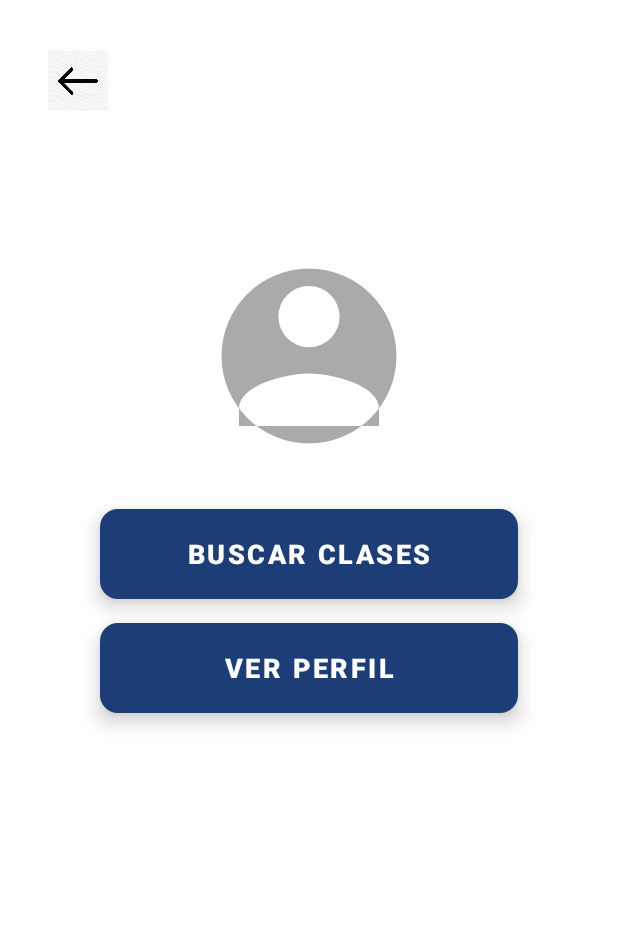
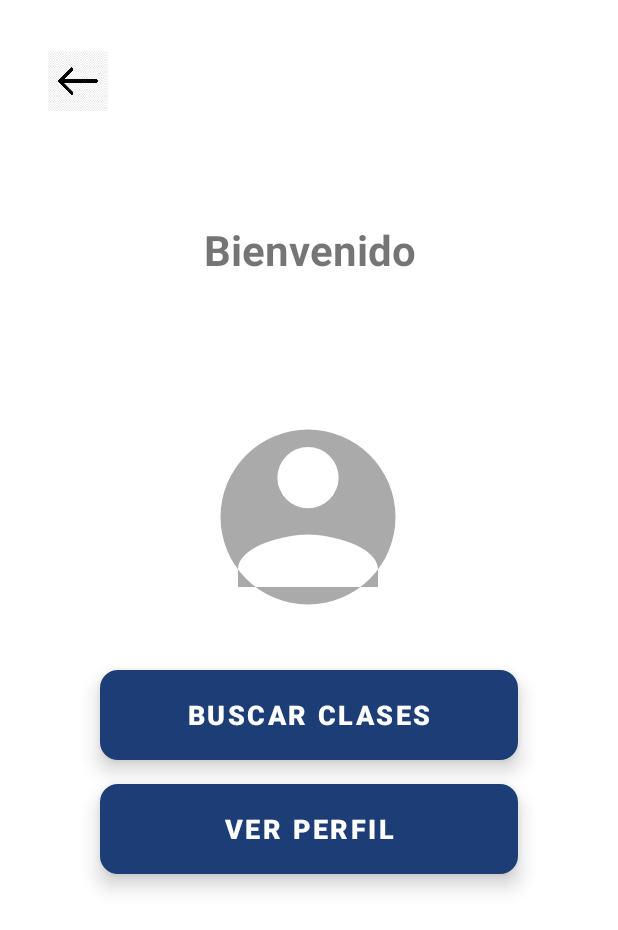
Before and after one commit to francisrojass/ClasesParticularesApk, an Android app built with Jetpack Compose: the StudentHomeActivity screen opened directly, with no data from a screen before it, on a phone screen of 412 x 824 dp. Shown: the top 930 px of the screen. Run offline under Robolectric (Android 15) with nearby library versions, the phone set to English and light mode, and no system bars; our stand-ins replace Firebase (no records; nobody signed in at launch, a user with empty details on screens opened directly).

```diff
--- a/app/src/main/java/com/example/clasesparticularesapp/ui/student/StudentHomeActivity.kt
+++ b/app/src/main/java/com/example/clasesparticularesapp/ui/student/StudentHomeActivity.kt
@@ -5,64 +5,107 @@ import android.os.Bundle
 import android.widget.Button
 import android.widget.ImageButton
 import android.widget.ImageView
+import android.widget.TextView // Importa TextView
 import androidx.appcompat.app.AppCompatActivity
 import com.bumptech.glide.Glide
 import com.example.clasesparticularesapp.R
 import com.google.firebase.auth.FirebaseAuth
 import com.google.firebase.firestore.FirebaseFirestore
-
+import android.util.Log // Importa Log
 
 class StudentHomeActivity : AppCompatActivity() {
 
+    private lateinit var tvBienvenida: TextView // Declara el TextView para la bienvenida
     private lateinit var imagenPerfil: ImageView
     private lateinit var btnBuscarClases: Button
     private lateinit var btnPerfil: Button
-    private lateinit var backButton: ImageButton // Declara la variable para el botón de retroceso
+    private lateinit var backButton: ImageButton
 
     private val db = FirebaseFirestore.getInstance()
-    private val uid = FirebaseAuth.getInstance().currentUser?.uid
+    private val auth = FirebaseAuth.getInstance() // Usa auth para obtener el UID
+    private val uid = auth.currentUser?.uid // Obtén el UID aquí
 
     override fun onCreate(savedInstanceState: Bundle?) {
         super.onCreate(savedInstanceState)
         setContentView(R.layout.activity_student_home)
+        Log.d("StudentHomeActivity", "onCreate() llamado") // Log para depuración
 
+        tvBienvenida = findViewById(R.id.tvBienvenidaEstudiante) // Inicializa el TextView
         imagenPerfil = findViewById(R.id.imagenPerfil)
         btnBuscarClases = findViewById(R.id.btnBuscarClases)
         btnPerfil = findViewById(R.id.btnPerfil)
-        backButton = findViewById(R.id.back_button) // Inicializa el botón de retroceso
+        backButton = findViewById(R.id.back_button)
 
-        // Cargar imagen de perfil (si está guardada en Firestore o Storage)
-        uid?.let {
-            db.collection("estudiantes").document(it).get()
-                .addOnSuccessListener { doc ->
-                    val url = doc.getString("fotoPerfilUrl")
-                    if (!url.isNullOrEmpty()) {
-                        Glide.with(this).load(url).into(imagenPerfil)
-                    }
-                }
+        // Cargar datos del estudiante (nombre y foto)
+        cargarDatosEstudiante(uid)
+
+        backButton.setOnClickListener {
+            onBackPressedDispatcher.onBackPressed()
         }
 
         btnBuscarClases.setOnClickListener {
             val intent = Intent(this, StudentActivity::class.java)
             startActivity(intent)
-            // Opcional: finish() si no quieres que StudentHomeActivity quede en la pila al ir a StudentActivity
+            // Opcional: finish() si no quieres que StudentHomeActivity quede en la pila
         }
 
         btnPerfil.setOnClickListener {
             val intent = Intent(this, EditProfileActivityStudent::class.java)
             startActivity(intent)
-            // Opcional: finish() si no quieres que StudentHomeActivity quede en la pila al ir a EditProfileActivityStudent
-        }
-
-        // Configurar el clic para el botón de retroceso
-        backButton.setOnClickListener {
-            onBackPressed() // Llama a onBackPressed() para volver a la actividad anterior
+            // Opcional: finish() si no quieres que StudentHomeActivity quede en la pila
         }
     }
 
-    // Puedes anular onBackPressed si necesitas lógica adicional antes de volver
-    // override fun onBackPressed() {
-    //     // Lógica adicional aquí si es necesario
-    //     super.onBackPressed() // Llama a la implementación por defecto
-    // }
+    override fun onResume() {
+        super.onResume()
+        Log.d("StudentHomeActivity", "onResume() llamado") // Log para depuración
+        // Vuelve a cargar los datos por si se editaron en EditProfileActivityStudent
+        cargarDatosEstudiante(uid)
+    }
+
+    private fun cargarDatosEstudiante(userId: String?) {
+        if (userId != null) {
+            db.collection("estudiantes").document(userId)
+                .get()
+                .addOnSuccessListener { document ->
+                    if (document != null && document.exists()) {
+                        val nombre = document.getString("nombre") ?: ""
+                        val fotoUrl = document.getString("fotoPerfilUrl") ?: ""
+
+                        // Actualizar el TextView de bienvenida
+                        tvBienvenida.text = if (nombre.isNotEmpty()) "Bienvenido, $nombre" else "Bienvenido"
+                        Log.d("StudentHomeActivity", "Nombre estudiante cargado: $nombre")
+
+                        // Cargar foto de perfil con Glide
+                        if (fotoUrl.isNotEmpty()) {
+                            Glide.with(this)
+                                .load(fotoUrl)
+                                .placeholder(R.drawable.ic_profile_placeholder) // Placeholder mientras carga
+                                .error(R.drawable.ic_profile_placeholder) // Imagen si falla la carga
+                                .into(imagenPerfil)
+                            Log.d("StudentHomeActivity", "Foto estudiante cargada: $fotoUrl")
+                        } else {
+                            imagenPerfil.setImageResource(R.drawable.ic_profile_placeholder)
+                            Log.d("StudentHomeActivity", "No se encontró URL de foto para estudiante")
+                        }
+                    } else {
+                        // Documento no existe, mostrar mensaje y foto por defecto
+                        tvBienvenida.text = "Bienvenido"
+                        imagenPerfil.setImageResource(R.drawable.ic_profile_placeholder)
+                        Log.d("StudentHomeActivity", "Documento de estudiante no encontrado en Firestore")
+                    }
+                }
+                .addOnFailureListener { exception ->
+                    // Error al cargar los datos, mostrar mensaje y foto por defecto
+                    tvBienvenida.text = "Bienvenido"
+                    imagenPerfil.setImageResource(R.drawable.ic_profile_placeholder)
+                    Log.e("StudentHomeActivity", "Error al cargar datos del estudiante", exception)
+                }
+        } else {
+            // UID es nulo, mostrar mensaje y foto por defecto
+            tvBienvenida.text = "Bienvenido"
+            imagenPerfil.setImageResource(R.drawable.ic_profile_placeholder)
+            Log.d("StudentHomeActivity", "UID de usuario nulo")
+        }
+    }
 }
--- a/app/src/main/res/layout/activity_student_home.xml
+++ b/app/src/main/res/layout/activity_student_home.xml
@@ -4,18 +4,7 @@
     xmlns:tools="http://schemas.android.com/tools"
     android:layout_width="match_parent"
     android:layout_height="match_parent"
-    android:padding="32dp"> <ImageView
-    android:id="@+id/imagenPerfil"
-    android:layout_width="140dp"
-    android:layout_height="140dp"
-    android:src="@drawable/ic_profile_placeholder"
-    android:scaleType="centerCrop"
-    app:layout_constraintStart_toStartOf="parent"
-    app:layout_constraintEnd_toEndOf="parent"
-    app:layout_constraintTop_toTopOf="parent"
-    app:layout_constraintBottom_toTopOf="@+id/btnBuscarClases"
-    app:layout_constraintVertical_bias="0.3"  app:layout_constraintVertical_chainStyle="packed"
-    tools:ignore="ContentDescription" />
+    android:padding="32dp">
 
     <ImageButton
         android:id="@+id/back_button"
@@ -28,10 +17,43 @@
         app:layout_constraintStart_toStartOf="parent"
         app:layout_constraintTop_toTopOf="parent" />
 
+
+    <ImageView
+        android:id="@+id/imagenPerfil"
+        android:layout_width="140dp"
+        android:layout_height="140dp"
+        android:scaleType="centerCrop"
+        android:src="@drawable/ic_profile_placeholder"
+        app:layout_constraintBottom_toTopOf="@+id/btnBuscarClases"
+        app:layout_constraintEnd_toEndOf="parent"
+        app:layout_constraintHorizontal_bias="0.497"
+        app:layout_constraintStart_toStartOf="parent"
+        app:layout_constraintTop_toBottomOf="@+id/tvBienvenidaEstudiante"
+        app:layout_constraintVertical_bias="0.3"
+        app:layout_constraintVertical_chainStyle="packed"
+        tools:ignore="ContentDescription" />
+
+    <TextView
+        android:id="@+id/tvBienvenidaEstudiante"
+        android:layout_width="0dp"
+        android:layout_height="wrap_content"
+        android:layout_marginTop="72dp"
+        android:gravity="center"
+        android:text="Bienvenido"
+        android:textSize="28sp"
+        android:textStyle="bold"
+        app:layout_constraintEnd_toEndOf="parent"
+        app:layout_constraintHorizontal_bias="1.0"
+        app:layout_constraintStart_toStartOf="parent"
+        app:layout_constraintTop_toBottomOf="@id/back_button"
+        tools:text="Bienvenido, Nombre del Estudiante" />
+
     <Button
         android:id="@+id/btnBuscarClases"
-        android:layout_width="0dp" android:layout_height="60dp"
-        android:layout_marginTop="32dp" android:text="Buscar Clases"
+        android:layout_width="0dp"
+        android:layout_height="60dp"
+        android:layout_marginTop="32dp"
+        android:text="Buscar Clases"
         android:background="@drawable/button_background_apple_style"
         android:textColor="@android:color/white"
         android:elevation="8dp"
@@ -41,11 +63,17 @@
         android:paddingHorizontal="24dp"
         app:layout_constraintStart_toStartOf="parent"
         app:layout_constraintEnd_toEndOf="parent"
-        app:layout_constraintTop_toBottomOf="@+id/imagenPerfil" app:layout_constraintBottom_toTopOf="@+id/btnPerfil" app:layout_constraintWidth_percent="0.8" /> <Button
+        app:layout_constraintTop_toBottomOf="@+id/imagenPerfil"
+        app:layout_constraintBottom_toTopOf="@+id/btnPerfil"
+        app:layout_constraintWidth_percent="0.8" />
+
+    <Button
         android:id="@+id/btnPerfil"
-        android:layout_width="0dp" android:layout_height="60dp"
+        android:layout_width="0dp"
+        android:layout_height="60dp"
         android:text="Ver Perfil"
-        android:layout_marginTop="16dp" android:background="@drawable/button_background_apple_style"
+        android:layout_marginTop="16dp"
+        android:background="@drawable/button_background_apple_style"
         android:textColor="@android:color/white"
         android:elevation="8dp"
         android:stateListAnimator="@null"
@@ -54,4 +82,8 @@
         android:paddingHorizontal="24dp"
         app:layout_constraintStart_toStartOf="parent"
         app:layout_constraintEnd_toEndOf="parent"
-        app:layout_constraintTop_toBottomOf="@+id/btnBuscarClases" app:layout_constraintBottom_toBottomOf="parent" app:layout_constraintWidth_percent="0.8" /> </androidx.constraintlayout.widget.ConstraintLayout>
+        app:layout_constraintTop_toBottomOf="@+id/btnBuscarClases"
+        app:layout_constraintBottom_toBottomOf="parent"
+        app:layout_constraintWidth_percent="0.8" />
+
+</androidx.constraintlayout.widget.ConstraintLayout>
--- a/app/src/main/res/layout/activity_teacher.xml
+++ b/app/src/main/res/layout/activity_teacher.xml
@@ -24,11 +24,12 @@
         android:id="@+id/imgPerfil"
         android:layout_width="120dp"
         android:layout_height="120dp"
-        android:layout_marginTop="32dp"
+        android:layout_marginTop="152dp"
         android:background="@drawable/circle_background"
         android:scaleType="centerCrop"
         android:src="@drawable/ic_profile_placeholder"
         app:layout_constraintEnd_toEndOf="parent"
+        app:layout_constraintHorizontal_bias="0.498"
         app:layout_constraintStart_toStartOf="parent"
         app:layout_constraintTop_toBottomOf="@id/back_button"
         tools:ignore="ContentDescription" />
@@ -39,7 +40,6 @@
         android:layout_height="wrap_content"
         android:layout_marginTop="60dp"
         android:text="Bienvenido"
-        android:textColor="@color/black"
         android:textSize="28sp"
         android:textStyle="bold"
         app:layout_constraintEnd_toEndOf="parent"
```
